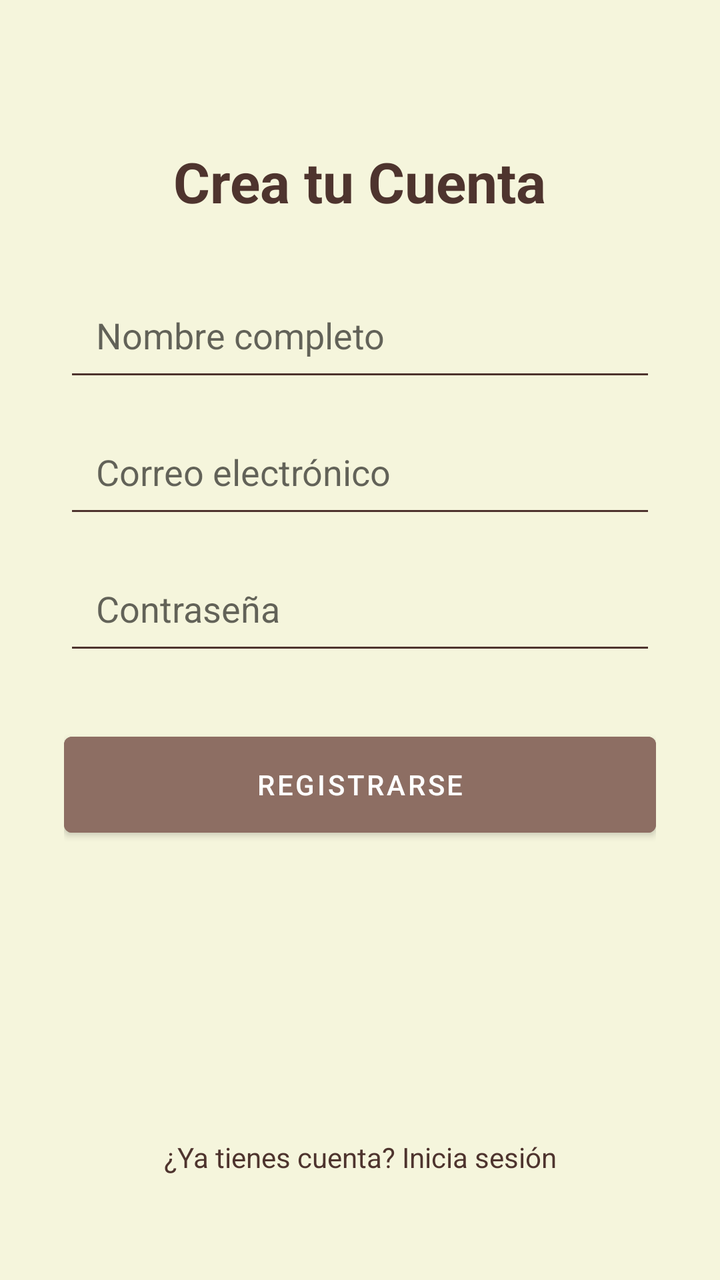
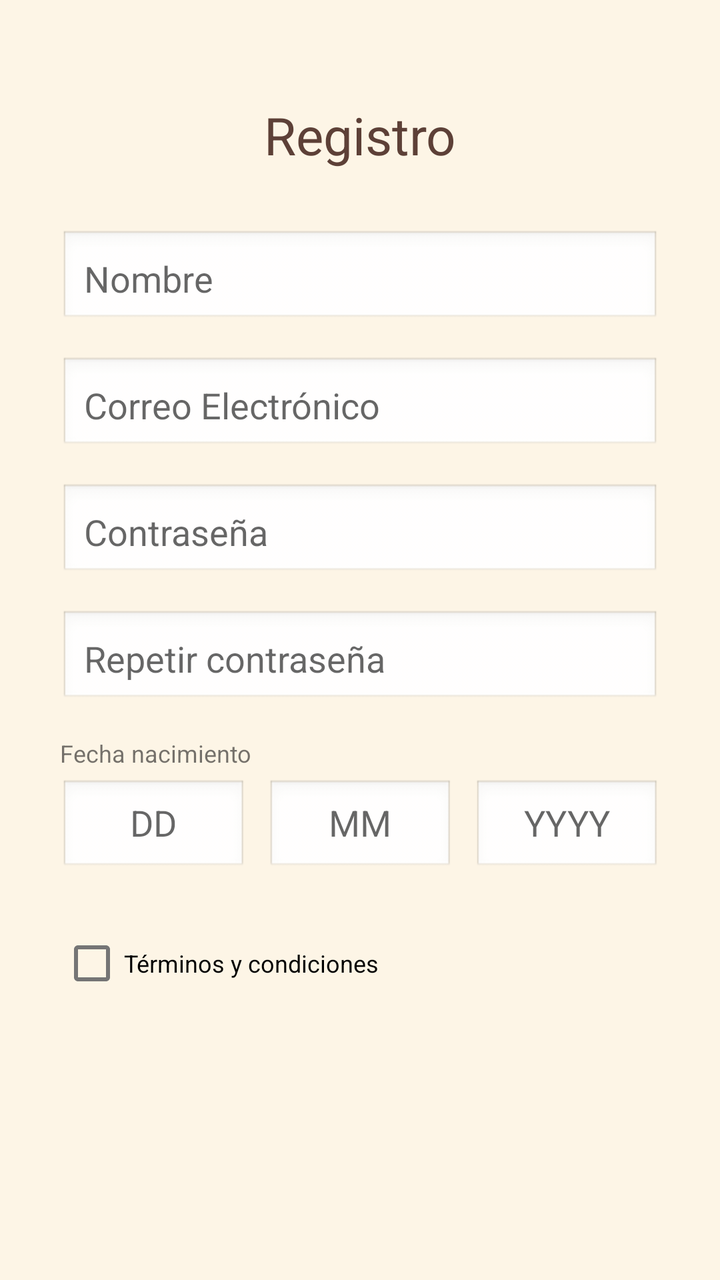

Two renders of the same Android screen: before a commit and after it. Below are the layout's source before the change and the commit's diff.
<!-- AndroidManifest.xml: application theme Theme.TFG_2025 -->
<!-- res/layout/fragment_registro.xml -->
<?xml version="1.0" encoding="utf-8"?>
<androidx.constraintlayout.widget.ConstraintLayout
    xmlns:android="http://schemas.android.com/apk/res/android"
    xmlns:app="http://schemas.android.com/apk/res-auto"
    android:layout_width="match_parent"
    android:layout_height="match_parent"
    android:background="@color/fondo_crema"
    android:padding="32dp">

    <TextView
        android:id="@+id/texto_crear_cuenta"
        android:layout_width="wrap_content"
        android:layout_height="wrap_content"
        android:text="Crea tu Cuenta"
        android:textSize="28sp"
        android:textStyle="bold"
        android:textColor="@color/marron_texto"
        app:layout_constraintTop_toTopOf="parent"
        app:layout_constraintStart_toStartOf="parent"
        app:layout_constraintEnd_toEndOf="parent"
        android:layout_marginTop="40dp"/>

    <EditText
        android:id="@+id/registro_nombre"
        android:layout_width="0dp"
        android:layout_height="wrap_content"
        android:hint="Nombre completo"
        android:inputType="textPersonName"
        android:padding="16dp"
        android:backgroundTint="@color/marron_texto"
        app:layout_constraintTop_toBottomOf="@id/texto_crear_cuenta"
        app:layout_constraintStart_toStartOf="parent"
        app:layout_constraintEnd_toEndOf="parent"
        android:layout_marginTop="30dp"/>

    <EditText
        android:id="@+id/registro_email"
        android:layout_width="0dp"
        android:layout_height="wrap_content"
        android:hint="Correo electrónico"
        android:inputType="textEmailAddress"
        android:padding="16dp"
        android:backgroundTint="@color/marron_texto"
        app:layout_constraintTop_toBottomOf="@id/registro_nombre"
        app:layout_constraintStart_toStartOf="parent"
        app:layout_constraintEnd_toEndOf="parent"
        android:layout_marginTop="12dp"/>

    <EditText
        android:id="@+id/registro_contrasena"
        android:layout_width="0dp"
        android:layout_height="wrap_content"
        android:hint="Contraseña"
        android:inputType="textPassword"
        android:padding="16dp"
        android:backgroundTint="@color/marron_texto"
        app:layout_constraintTop_toBottomOf="@id/registro_email"
        app:layout_constraintStart_toStartOf="parent"
        app:layout_constraintEnd_toEndOf="parent"
        android:layout_marginTop="12dp"/>

    <Button
        android:id="@+id/boton_registrar"
        android:layout_width="match_parent"
        android:layout_height="60dp"
        android:text="REGISTRARSE"
        android:backgroundTint="@color/boton_primario"
        android:textColor="@color/white"
        app:layout_constraintTop_toBottomOf="@id/registro_contrasena"
        android:layout_marginTop="30dp"/>

    <TextView
        android:id="@+id/texto_volver_login"
        android:layout_width="wrap_content"
        android:layout_height="wrap_content"
        android:text="¿Ya tienes cuenta? Inicia sesión"
        android:textColor="@color/marron_texto"
        app:layout_constraintBottom_toBottomOf="parent"
        app:layout_constraintStart_toStartOf="parent"
        app:layout_constraintEnd_toEndOf="parent"
        android:layout_marginBottom="20dp"/>

</androidx.constraintlayout.widget.ConstraintLayout>
<!-- resources referenced by this layout -->
<resources>
  <color name="boton_primario">#8D6E63</color>
  <color name="fondo_crema">#F5F5DC</color>
  <color name="marron_texto">#4E342E</color>
  <color name="white">#FFFFFFFF</color>
  <style name="Theme.TFG_2025" parent="Theme.MaterialComponents.DayNight.DarkActionBar">
          <item name="colorPrimary">@color/boton_primario</item>
          <item name="colorPrimaryVariant">#6D4C41</item>
          <item name="colorOnPrimary">@color/white</item>
  
          <item name="android:windowBackground">@color/fondo_crema</item>
      </style>
</resources>

<!-- the commit's change to res/layout/fragment_registro.xml (unified diff, before → after) -->
@@ -1,83 +1,102 @@
 <?xml version="1.0" encoding="utf-8"?>
-<androidx.constraintlayout.widget.ConstraintLayout
-    xmlns:android="http://schemas.android.com/apk/res/android"
+<ScrollView xmlns:android="http://schemas.android.com/apk/res/android"
     xmlns:app="http://schemas.android.com/apk/res-auto"
     android:layout_width="match_parent"
     android:layout_height="match_parent"
-    android:background="@color/fondo_crema"
-    android:padding="32dp">
+    android:background="#FDF5E6"
+    android:fillViewport="true">
 
-    <TextView
-        android:id="@+id/texto_crear_cuenta"
-        android:layout_width="wrap_content"
+    <androidx.constraintlayout.widget.ConstraintLayout
+        android:layout_width="match_parent"
         android:layout_height="wrap_content"
-        android:text="Crea tu Cuenta"
-        android:textSize="28sp"
-        android:textStyle="bold"
-        android:textColor="@color/marron_texto"
-        app:layout_constraintTop_toTopOf="parent"
-        app:layout_constraintStart_toStartOf="parent"
-        app:layout_constraintEnd_toEndOf="parent"
-        android:layout_marginTop="40dp"/>
+        android:padding="30dp">
 
-    <EditText
-        android:id="@+id/registro_nombre"
-        android:layout_width="0dp"
-        android:layout_height="wrap_content"
-        android:hint="Nombre completo"
-        android:inputType="textPersonName"
-        android:padding="16dp"
-        android:backgroundTint="@color/marron_texto"
-        app:layout_constraintTop_toBottomOf="@id/texto_crear_cuenta"
-        app:layout_constraintStart_toStartOf="parent"
-        app:layout_constraintEnd_toEndOf="parent"
-        android:layout_marginTop="30dp"/>
+        <TextView
+            android:id="@+id/tv_titulo_registro"
+            android:layout_width="wrap_content"
+            android:layout_height="wrap_content"
+            android:layout_marginTop="20dp"
+            android:text="Registro"
+            android:textSize="26sp"
+            android:textColor="#5D4037"
+            app:layout_constraintEnd_toEndOf="parent"
+            app:layout_constraintStart_toStartOf="parent"
+            app:layout_constraintTop_toTopOf="parent" />
 
-    <EditText
-        android:id="@+id/registro_email"
-        android:layout_width="0dp"
-        android:layout_height="wrap_content"
-        android:hint="Correo electrónico"
-        android:inputType="textEmailAddress"
-        android:padding="16dp"
-        android:backgroundTint="@color/marron_texto"
-        app:layout_constraintTop_toBottomOf="@id/registro_nombre"
-        app:layout_constraintStart_toStartOf="parent"
-        app:layout_constraintEnd_toEndOf="parent"
-        android:layout_marginTop="12dp"/>
+        <EditText
+            android:id="@+id/et_reg_nombre"
+            android:layout_width="match_parent"
+            android:layout_height="wrap_content"
+            android:layout_marginTop="30dp"
+            android:background="@android:drawable/edit_text"
+            android:hint="Nombre"
+            android:padding="12dp"
+            app:layout_constraintTop_toBottomOf="@id/tv_titulo_registro" />
 
-    <EditText
-        android:id="@+id/registro_contrasena"
-        android:layout_width="0dp"
-        android:layout_height="wrap_content"
-        android:hint="Contraseña"
-        android:inputType="textPassword"
-        android:padding="16dp"
-        android:backgroundTint="@color/marron_texto"
-        app:layout_constraintTop_toBottomOf="@id/registro_email"
-        app:layout_constraintStart_toStartOf="parent"
-        app:layout_constraintEnd_toEndOf="parent"
-        android:layout_marginTop="12dp"/>
+        <EditText
+            android:id="@+id/et_reg_email"
+            android:layout_width="match_parent"
+            android:layout_height="wrap_content"
+            android:layout_marginTop="15dp"
+            android:background="@android:drawable/edit_text"
+            android:hint="Correo Electrónico"
+            android:padding="12dp"
+            app:layout_constraintTop_toBottomOf="@id/et_reg_nombre" />
 
-    <Button
-        android:id="@+id/boton_registrar"
-        android:layout_width="match_parent"
-        android:layout_height="60dp"
-        android:text="REGISTRARSE"
-        android:backgroundTint="@color/boton_primario"
-        android:textColor="@color/white"
-        app:layout_constraintTop_toBottomOf="@id/registro_contrasena"
-        android:layout_marginTop="30dp"/>
+        <EditText
+            android:id="@+id/et_reg_pass"
+            android:layout_width="match_parent"
+            android:layout_height="wrap_content"
+            android:layout_marginTop="15dp"
+            android:background="@android:drawable/edit_text"
+            android:hint="Contraseña"
+            android:inputType="textPassword"
+            android:padding="12dp"
+            app:layout_constraintTop_toBottomOf="@id/et_reg_email" />
 
-    <TextView
-        android:id="@+id/texto_volver_login"
-        android:layout_width="wrap_content"
-        android:layout_height="wrap_content"
-        android:text="¿Ya tienes cuenta? Inicia sesión"
-        android:textColor="@color/marron_texto"
-        app:layout_constraintBottom_toBottomOf="parent"
-        app:layout_constraintStart_toStartOf="parent"
-        app:layout_constraintEnd_toEndOf="parent"
-        android:layout_marginBottom="20dp"/>
+        <EditText
+            android:id="@+id/et_reg_pass_rep"
+            android:layout_width="match_parent"
+            android:layout_height="wrap_content"
+            android:layout_marginTop="15dp"
+            android:background="@android:drawable/edit_text"
+            android:hint="Repetir contraseña"
+            android:inputType="textPassword"
+            android:padding="12dp"
+            app:layout_constraintTop_toBottomOf="@id/et_reg_pass" />
 
-</androidx.constraintlayout.widget.ConstraintLayout>
+        <TextView
+            android:id="@+id/lbl_fecha"
+            android:layout_width="wrap_content"
+            android:layout_height="wrap_content"
+            android:layout_marginTop="15dp"
+            android:text="Fecha nacimiento"
+            android:textSize="12sp"
+            app:layout_constraintStart_toStartOf="parent"
+            app:layout_constraintTop_toBottomOf="@id/et_reg_pass_rep" />
+
+        <LinearLayout
+            android:id="@+id/layout_fecha"
+            android:layout_width="match_parent"
+            android:layout_height="wrap_content"
+            android:orientation="horizontal"
+            android:layout_marginTop="5dp"
+            app:layout_constraintTop_toBottomOf="@id/lbl_fecha">
+
+            <EditText android:layout_width="0dp" android:layout_height="wrap_content" android:layout_weight="1" android:hint="DD" android:background="@android:drawable/edit_text" android:gravity="center"/>
+            <EditText android:layout_width="0dp" android:layout_height="wrap_content" android:layout_weight="1" android:hint="MM" android:background="@android:drawable/edit_text" android:gravity="center" android:layout_marginHorizontal="10dp"/>
+            <EditText android:layout_width="0dp" android:layout_height="wrap_content" android:layout_weight="1" android:hint="YYYY" android:background="@android:drawable/edit_text" android:gravity="center"/>
+        </LinearLayout>
+
+        <CheckBox
+            android:id="@+id/check_terminos"
+            android:layout_width="wrap_content"
+            android:layout_height="wrap_content"
+            android:layout_marginTop="20dp"
+            android:text="Términos y condiciones"
+            android:textSize="12sp"
+            app:layout_constraintStart_toStartOf="parent"
+            app:layout_constraintTop_toBottomOf="@id/layout_fecha" />
+
+    </androidx.constraintlayout.widget.ConstraintLayout>
+</ScrollView>
<!-- resource entries referenced after the edit -->
@@ -2,14 +2,11 @@
 <resources>
   <color name="boton_primario">#8D6E63</color>
   <color name="fondo_crema">#F5F5DC</color>
-  <color name="marron_texto">#4E342E</color>
-  <color name="white">#FFFFFFFF</color>
-  <style name="Theme.TFG_2025" parent="Theme.MaterialComponents.DayNight.DarkActionBar">
+  <style name="Theme.TFG_2025" parent="Theme.MaterialComponents.Light.NoActionBar">
           <item name="colorPrimary">@color/boton_primario</item>
-          <item name="colorPrimaryVariant">#6D4C41</item>
-          <item name="colorOnPrimary">@color/white</item>
-  
           <item name="android:windowBackground">@color/fondo_crema</item>
+          <item name="android:statusBarColor">@color/fondo_crema</item>
+          <item name="android:windowLightStatusBar">true</item>
       </style>
 </resources>
 
